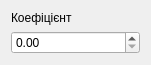
First picture: the form in DynModels/coefitem.ui, repository DesmondFox/DynModels, before the edit.
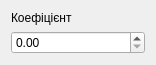
Second picture: the form after the edit.

Patch:
```diff
--- a/DynModels/coefitem.ui
+++ b/DynModels/coefitem.ui
@@ -6,8 +6,8 @@
    <rect>
     <x>0</x>
     <y>0</y>
-    <width>151</width>
-    <height>57</height>
+    <width>156</width>
+    <height>64</height>
    </rect>
   </property>
   <property name="minimumSize">
```
